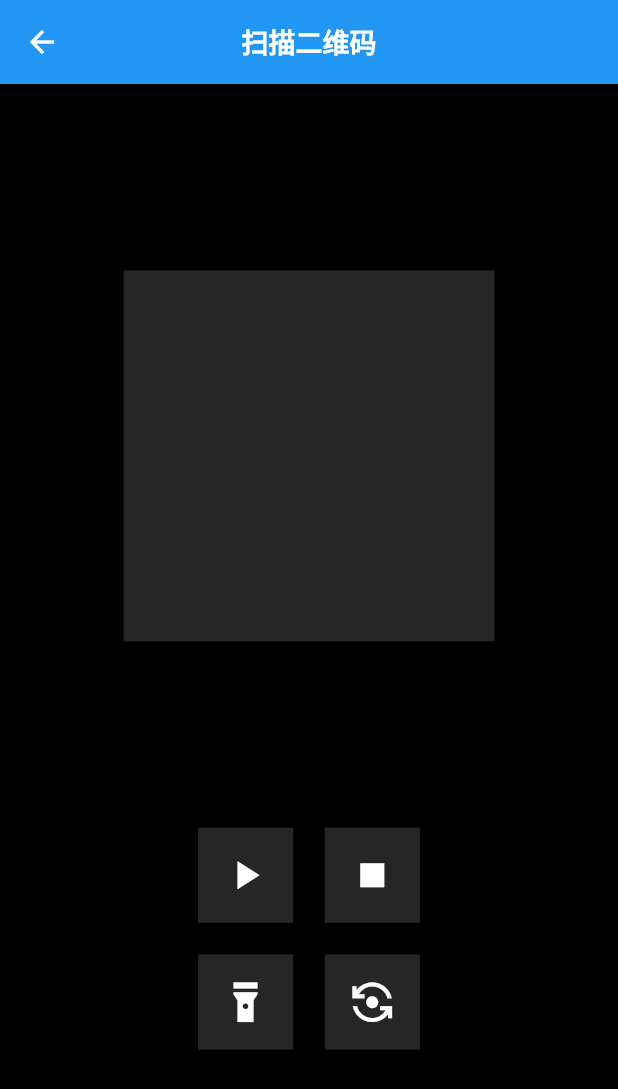
After one commit to FlyNothing/flutter_demo, a Flutter app: the MobileScannerPage screen opened directly, on a phone screen of 412 x 824 dp. The commit adds this screen. Shown: the top 1089 px of the screen. Run offline on Flutter 3.47's test engine with Material 2 defaults, Android fonts, the phone set to English and light mode, and no system bars; our stand-ins replace badges, cached_network_image, date_format, date_picker_timeline, device_preview, dio and 9 more; missing offline and left inert: flutter_date_picker_timeline, mobile_scanner, qr_code_scanner; accounts and stored records are empty.

Commit message:
[A] - 新增mobile_scanner插件

```diff
--- /dev/null
+++ b/lib/plugin/mobilescanner/mobile_scanner_page.dart
@@ -0,0 +1,110 @@
+import 'dart:io';
+
+import 'package:flutter/material.dart';
+import 'package:flutter_demo/common/util/global_widget.dart';
+import 'package:flutter_easyloading/flutter_easyloading.dart';
+import 'package:flutter_screenutil/flutter_screenutil.dart';
+import 'package:mobile_scanner/mobile_scanner.dart';
+
+class MobileScannerPage extends StatefulWidget {
+  const MobileScannerPage({Key? key}) : super(key: key);
+  @override
+  State<StatefulWidget> createState() => _MobileScannerPageState();
+}
+
+class _MobileScannerPageState extends State<MobileScannerPage> {
+  final MobileScannerController _controller = MobileScannerController();
+
+  @override
+  Widget build(BuildContext context) {
+    return Scaffold(
+      appBar: appBarStandard(title: '扫描二维码'),
+      body: _getBody(context),
+    );
+  }
+
+  _getBody(BuildContext context) {
+    return Container(
+      color: const Color.fromRGBO(0, 0, 0, 80),
+      child: Column(
+        mainAxisAlignment: MainAxisAlignment.spaceEvenly,
+        children: [
+          _getMobileScanner(),
+          _getOperateList(),
+        ],
+      ),
+    );
+  }
+
+  Container _getMobileScanner() {
+    Widget? widget = _controller.isStarting
+        ? MobileScanner(
+            allowDuplicates: true,
+            controller: _controller,
+            onDetect: (barcode, args) {
+              if (barcode.rawValue != null) {
+                String code = barcode.rawValue!;
+                _controller.stop();
+                EasyLoading.showInfo("扫描到的二维码是：$code", duration: const Duration(seconds: 3));
+              }
+            },
+          )
+        : null;
+    return Container(
+      height: 0.6.sw,
+      width: 0.6.sw,
+      color: const Color.fromRGBO(255, 255, 255, 0.15),
+      child: widget,
+    );
+  }
+
+  Container _getOperateList() {
+    return Container(
+      alignment: Alignment.center,
+      child: Column(
+        mainAxisAlignment: MainAxisAlignment.center,
+        children: [
+          Row(
+            mainAxisAlignment: MainAxisAlignment.center,
+            children: [
+              _getOperateButton(Icons.play_arrow, () => _controller.start()),
+              _getOperateButton(Icons.stop, () => _controller.stop()),
+            ],
+          ),
+          Padding(padding: EdgeInsets.symmetric(vertical: 10.w)),
+          Row(
+            mainAxisAlignment: MainAxisAlignment.center,
+            children: [
+              _getOperateButton(Icons.flashlight_on, () => _controller.toggleTorch()),
+              _getOperateButton(Platform.isAndroid ? Icons.flip_camera_android : Icons.flip_camera_ios, () => _controller.switchCamera()),
+            ],
+          ),
+        ],
+      ),
+    );
+  }
+
+  Container _getOperateButton(IconData iconData, Function()? onPressed) {
+    return Container(
+      height: 60.w,
+      width: 60.w,
+      margin: EdgeInsets.symmetric(horizontal: 10.w),
+      color: const Color.fromRGBO(255, 255, 255, 0.15),
+      child: IconButton(
+        iconSize: 30.w,
+        icon: Icon(
+          iconData,
+          color: Colors.white,
+          size: 30.w,
+        ),
+        onPressed: onPressed,
+      ),
+    );
+  }
+
+  @override
+  void dispose() {
+    _controller.dispose();
+    super.dispose();
+  }
+}
--- a/lib/plugin/plugin_menu_config.dart
+++ b/lib/plugin/plugin_menu_config.dart
@@ -7,6 +7,7 @@ import 'package:flutter_demo/plugin/easyloading/page/easy_loading_page.dart';
 import 'package:flutter_demo/plugin/easyrefresh/easy_refresh_page.dart';
 import 'package:flutter_demo/plugin/imagecropper/image_cropper_page.dart';
 import 'package:flutter_demo/plugin/imagepicker/base_image_picker_menu_page.dart';
+import 'package:flutter_demo/plugin/mobilescanner/mobile_scanner_page.dart';
 import 'package:flutter_demo/plugin/pathprovider/path_provider_page.dart';
 import 'package:flutter_demo/plugin/qrcode/qr_code_page.dart';
 import 'package:flutter_demo/plugin/qrcodescanner/qr_code_scanner_page.dart';
@@ -25,6 +26,7 @@ List<PluginMenuVO> pluginMenuList = [
   PluginMenuVO("image_cropper", "图片裁剪", const ImageCropperPage()),
   PluginMenuVO("path_provider", "文件访问", const PathProviderPage()),
   PluginMenuVO("qr_code_scanner", "二维码扫码1", const QRCodeScannerPage()),
+  PluginMenuVO("mobile_scanner", "二维码扫码2", const MobileScannerPage()),
 ];
 
 class PluginMenuVO {
--- a/pubspec.yaml
+++ b/pubspec.yaml
@@ -25,6 +25,7 @@ dependencies:
   flutter_screenutil: ^5.3.1
   image_cropper: ^3.0.0
   image_picker: ^0.8.6
+  mobile_scanner: ^2.0.0 # 二维码扫码插件2
   path_provider: ^2.0.11
   qr_code_scanner: ^1.0.1 # 二维码扫码插件1
   qr_flutter: ^4.0.0
```
